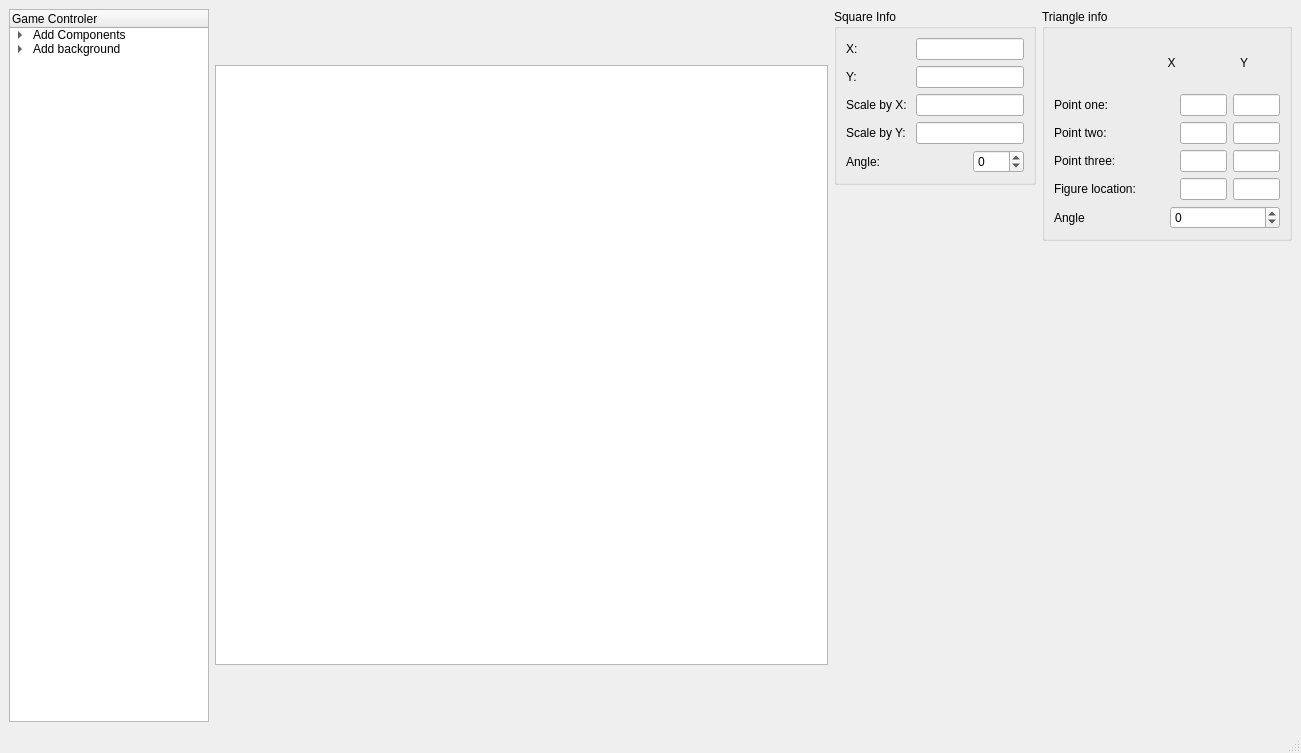
Before: the Qt Designer form Engine/mainwindow.ui in StefanGolubovic/Qt-GameEngine, drawn with Qt 5.
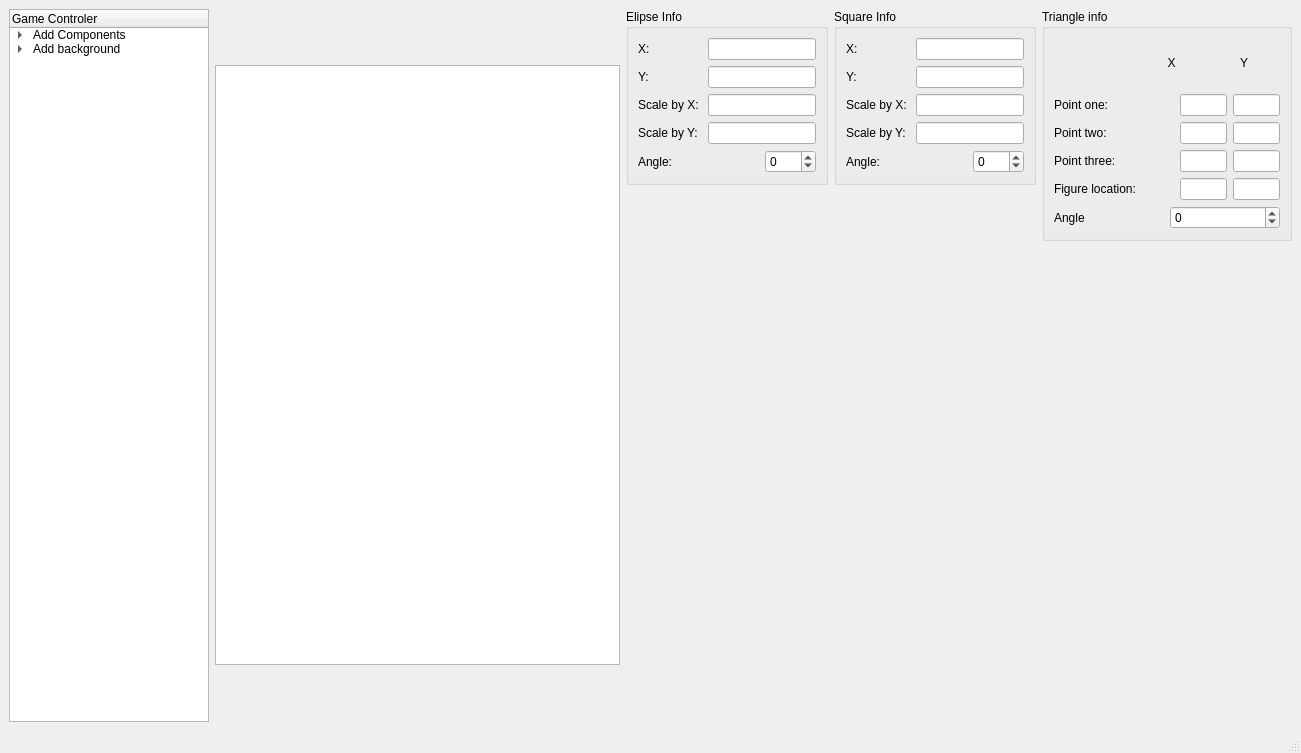
After: the same form once the commit is applied.

Commit message: Implemented Elipse class

```diff
--- a/Engine/mainwindow.ui
+++ b/Engine/mainwindow.ui
@@ -14,7 +14,7 @@
    <string>MainWindow</string>
   </property>
   <widget class="QWidget" name="centralwidget">
-   <layout class="QHBoxLayout" name="horizontalLayout_12">
+   <layout class="QHBoxLayout" name="horizontalLayout_17">
     <item>
      <widget class="QTreeWidget" name="treeWidget">
       <property name="sizePolicy">
@@ -81,6 +81,185 @@
       </property>
      </widget>
     </item>
+    <item>
+     <layout class="QVBoxLayout" name="verticalLayout_5">
+      <item>
+       <widget class="QGroupBox" name="groupBoxElipse">
+        <property name="sizePolicy">
+         <sizepolicy hsizetype="Fixed" vsizetype="Fixed">
+          <horstretch>0</horstretch>
+          <verstretch>0</verstretch>
+         </sizepolicy>
+        </property>
+        <property name="maximumSize">
+         <size>
+          <width>250</width>
+          <height>210</height>
+         </size>
+        </property>
+        <property name="title">
+         <string>Elipse Info</string>
+        </property>
+        <layout class="QVBoxLayout" name="verticalLayout_6">
+         <item>
+          <layout class="QHBoxLayout" name="horizontalLayout_12">
+           <item>
+            <widget class="QLabel" name="label_13">
+             <property name="minimumSize">
+              <size>
+               <width>50</width>
+               <height>0</height>
+              </size>
+             </property>
+             <property name="text">
+              <string>X: </string>
+             </property>
+            </widget>
+           </item>
+           <item>
+            <widget class="QLineEdit" name="elipseX">
+             <property name="sizePolicy">
+              <sizepolicy hsizetype="Fixed" vsizetype="Fixed">
+               <horstretch>0</horstretch>
+               <verstretch>0</verstretch>
+              </sizepolicy>
+             </property>
+            </widget>
+           </item>
+          </layout>
+         </item>
+         <item>
+          <layout class="QHBoxLayout" name="horizontalLayout_13">
+           <item>
+            <widget class="QLabel" name="label_14">
+             <property name="minimumSize">
+              <size>
+               <width>50</width>
+               <height>0</height>
+              </size>
+             </property>
+             <property name="text">
+              <string>Y: </string>
+             </property>
+            </widget>
+           </item>
+           <item>
+            <widget class="QLineEdit" name="elipseY">
+             <property name="sizePolicy">
+              <sizepolicy hsizetype="Fixed" vsizetype="Fixed">
+               <horstretch>0</horstretch>
+               <verstretch>0</verstretch>
+              </sizepolicy>
+             </property>
+            </widget>
+           </item>
+          </layout>
+         </item>
+         <item>
+          <layout class="QHBoxLayout" name="horizontalLayout_14">
+           <item>
+            <widget class="QLabel" name="label_15">
+             <property name="minimumSize">
+              <size>
+               <width>50</width>
+               <height>0</height>
+              </size>
+             </property>
+             <property name="text">
+              <string>Scale by X: </string>
+             </property>
+            </widget>
+           </item>
+           <item>
+            <widget class="QLineEdit" name="elipseScaleX">
+             <property name="sizePolicy">
+              <sizepolicy hsizetype="Fixed" vsizetype="Fixed">
+               <horstretch>0</horstretch>
+               <verstretch>0</verstretch>
+              </sizepolicy>
+             </property>
+            </widget>
+           </item>
+          </layout>
+         </item>
+         <item>
+          <layout class="QHBoxLayout" name="horizontalLayout_15">
+           <item>
+            <widget class="QLabel" name="label_16">
+             <property name="minimumSize">
+              <size>
+               <width>50</width>
+               <height>0</height>
+              </size>
+             </property>
+             <property name="text">
+              <string>Scale by Y:</string>
+             </property>
+            </widget>
+           </item>
+           <item>
+            <widget class="QLineEdit" name="elipseScaleY">
+             <property name="sizePolicy">
+              <sizepolicy hsizetype="Fixed" vsizetype="Fixed">
+               <horstretch>0</horstretch>
+               <verstretch>0</verstretch>
+              </sizepolicy>
+             </property>
+            </widget>
+           </item>
+          </layout>
+         </item>
+         <item>
+          <layout class="QHBoxLayout" name="horizontalLayout_16">
+           <item>
+            <widget class="QLabel" name="label_17">
+             <property name="minimumSize">
+              <size>
+               <width>50</width>
+               <height>0</height>
+              </size>
+             </property>
+             <property name="text">
+              <string>Angle: </string>
+             </property>
+            </widget>
+           </item>
+           <item>
+            <widget class="QSpinBox" name="elipseAngle">
+             <property name="sizePolicy">
+              <sizepolicy hsizetype="Fixed" vsizetype="Fixed">
+               <horstretch>0</horstretch>
+               <verstretch>0</verstretch>
+              </sizepolicy>
+             </property>
+             <property name="minimum">
+              <number>-180</number>
+             </property>
+             <property name="maximum">
+              <number>180</number>
+             </property>
+            </widget>
+           </item>
+          </layout>
+         </item>
+        </layout>
+       </widget>
+      </item>
+      <item>
+       <spacer name="verticalSpacer_3">
+        <property name="orientation">
+         <enum>Qt::Vertical</enum>
+        </property>
+        <property name="sizeHint" stdset="0">
+         <size>
+          <width>20</width>
+          <height>378</height>
+         </size>
+        </property>
+       </spacer>
+      </item>
+     </layout>
+    </item>
     <item>
      <layout class="QVBoxLayout" name="verticalLayout_3">
       <item>
```
Left out of the diff: 2 changed lines with no effect on the pictures. The commit also changes 11 other files.
